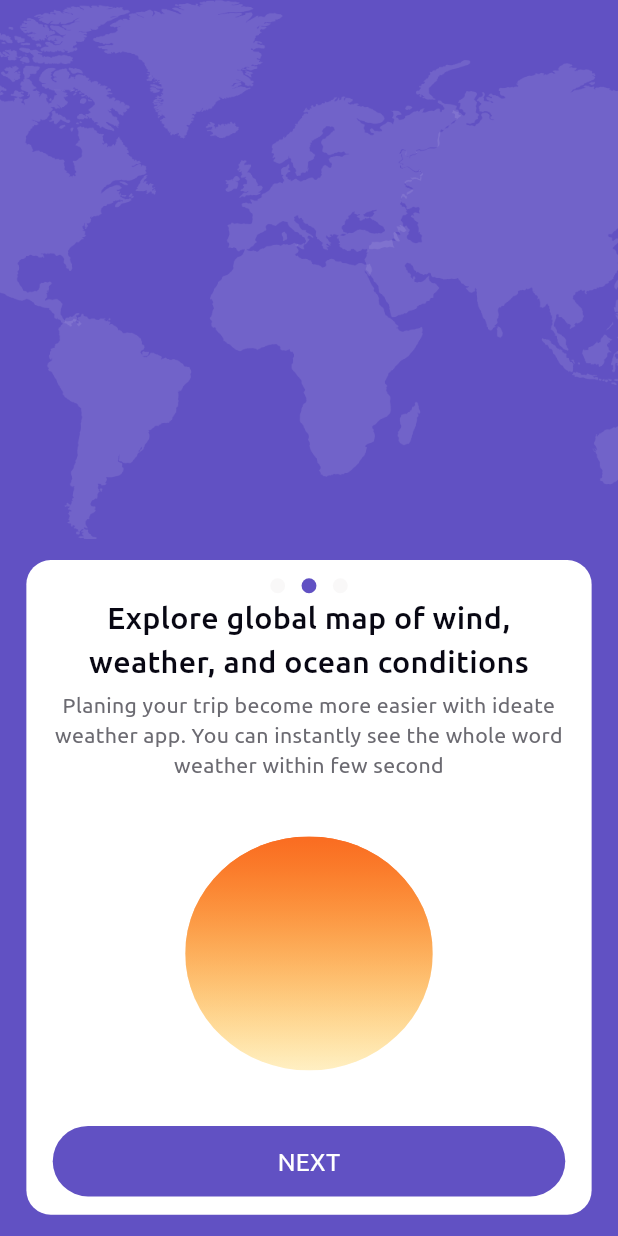
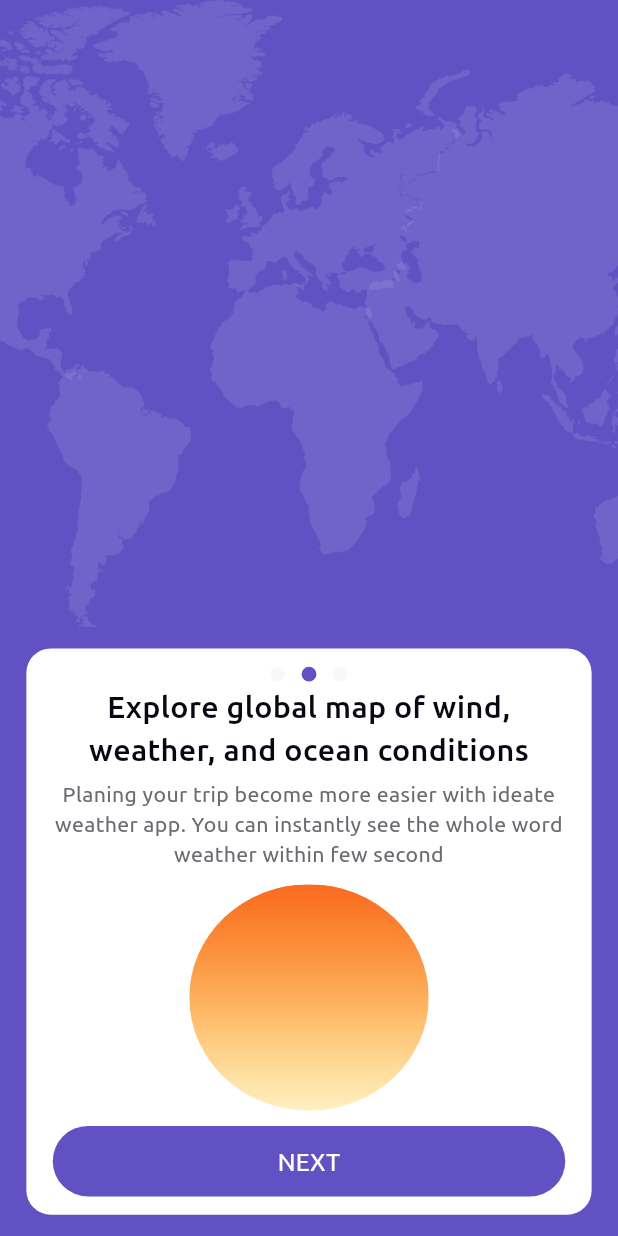
Before and after one commit to SayfiddinovJ/weather_app, a Flutter app: the screen it shows after launch, on a phone screen of 412 x 824 dp. Run offline on Flutter 3.47's test engine with Material 3 defaults, Android fonts, the light colour scheme and no system bars; our stand-ins replace flutter_screenutil, flutter_svg, shimmer; project files that could hold a hidden picture were left out.

Commit message:
some changes

```diff
--- a/lib/ui/onboarding/onboarding_screen.dart
+++ b/lib/ui/onboarding/onboarding_screen.dart
@@ -17,7 +17,12 @@ class OnboardingScreen extends StatelessWidget {
       body: SafeArea(
         child: Column(
           children: [
-            Image.asset(AppImages.world),
+            Image.asset(
+              AppImages.world,
+              height: (MediaQuery.of(context).size.height / 2).h,
+              width: double.infinity,
+              fit: BoxFit.fill,
+            ),
             Expanded(
               child: Container(
                 margin: EdgeInsets.symmetric(horizontal: 16.w, vertical: 14.h),
@@ -40,9 +45,9 @@ class OnboardingScreen extends StatelessWidget {
                               width: 9.w,
                               decoration: BoxDecoration(
                                 color:
-                                index == 1
-                                    ? AppColors.iris
-                                    : AppColors.cultured,
+                                    index == 1
+                                        ? AppColors.iris
+                                        : AppColors.cultured,
                                 shape: BoxShape.circle,
                               ),
                             );
@@ -51,13 +56,13 @@ class OnboardingScreen extends StatelessWidget {
                         2.ph,
                         AppText(
                           title:
-                          'Explore global map of wind, weather, and ocean conditions',
+                              'Explore global map of wind, weather, and ocean conditions',
                           maxLines: 3,
                         ),
                         5.ph,
                         AppText(
                           title:
-                          'Planing your trip become more easier with ideate weather app. You can instantly see the whole word weather within few second',
+                              'Planing your trip become more easier with ideate weather app. You can instantly see the whole word weather within few second',
                           maxLines: 10,
                           fontSize: 14,
                           fontWeight: FontWeight.w400,
@@ -65,9 +70,9 @@ class OnboardingScreen extends StatelessWidget {
                         ),
                       ],
                     ),
-                    5.ph,
+                    10.ph,
                     Flexible(child: SvgPicture.asset(AppIcons.sun)),
-                    5.ph,
+                    10.ph,
                     MyTextButton(
                       onTap: () {
                         Navigator.pushReplacementNamed(context, Routes.home);
--- a/lib/ui/widgets/shimmer.dart
+++ b/lib/ui/widgets/shimmer.dart
@@ -20,7 +20,9 @@ class AppShimmer extends StatelessWidget {
     return Shimmer.fromColors(
       baseColor: AppColors.cultured,
       highlightColor: AppColors.platinum,
-      child: Container(
+      child: Column(
+        children: [
+          Container(
             height: height.h,
             width: width.w,
             decoration: BoxDecoration(
@@ -28,6 +30,8 @@ class AppShimmer extends StatelessWidget {
               borderRadius: BorderRadius.circular(shape.r),
             ),
           ),
+        ],
+      ),
     );
   }
 }
```
Also changed, not shown: lib/ui/home/home_screen.dart (+4 -32 lines). Lines whose indentation alone changed are shown as unchanged.
